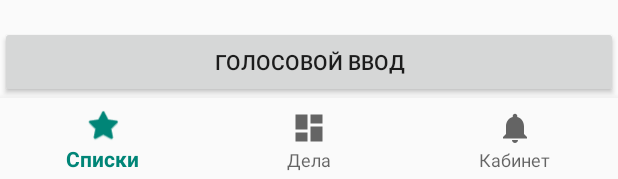
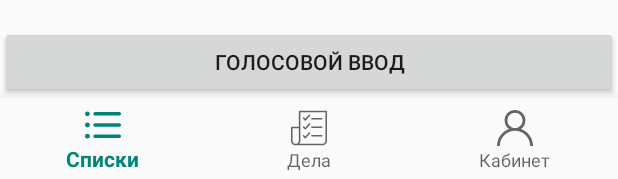
Before and after one commit to ksercs/AchieveMe, an Android app: the layout activity_aim_view.xml on its own in the app's theme, with its tools: preview values and no code run, on a phone screen of 412 x 824 dp. Shown: the part 1054-1233 px from the top of the screen. Run offline under Robolectric (Android 15) with nearby library versions, the phone set to English and light mode, and no system bars.

Commit message:
progress update and navigation icons

```diff
--- /dev/null
+++ b/AchieveMe_Android/app/src/main/res/drawable/cabinet.xml
@@ -0,0 +1,9 @@
+<vector xmlns:android="http://schemas.android.com/apk/res/android" xmlns:aapt="http://schemas.android.com/aapt"
+    android:viewportWidth="512"
+    android:viewportHeight="512"
+    android:width="512dp"
+    android:height="512dp">
+    <path
+        android:pathData="M437.02 330.98c-27.883 -27.882 -61.071 -48.523 -97.281 -61.018C378.521 243.251 404 198.548 404 148C404 66.393 337.607 0 256 0S108 66.393 108 148c0 50.548 25.479 95.251 64.262 121.962c-36.21 12.495 -69.398 33.136 -97.281 61.018C26.629 379.333 0 443.62 0 512h40c0 -119.103 96.897 -216 216 -216s216 96.897 216 216h40C512 443.62 485.371 379.333 437.02 330.98zM256 256c-59.551 0 -108 -48.448 -108 -108S196.449 40 256 40c59.551 0 108 48.448 108 108S315.551 256 256 256z"
+        android:fillColor="#000000" />
+</vector>
--- /dev/null
+++ b/AchieveMe_Android/app/src/main/res/drawable/list.xml
@@ -0,0 +1,24 @@
+<vector xmlns:android="http://schemas.android.com/apk/res/android" xmlns:aapt="http://schemas.android.com/aapt"
+    android:viewportWidth="60.123"
+    android:viewportHeight="60.123"
+    android:width="60.123dp"
+    android:height="60.123dp">
+    <path
+        android:pathData="M57.124 51.893H16.92c-1.657 0 -3 -1.343 -3 -3s1.343 -3 3 -3h40.203c1.657 0 3 1.343 3 3S58.781 51.893 57.124 51.893z"
+        android:fillColor="#000000" />
+    <path
+        android:pathData="M57.124 33.062H16.92c-1.657 0 -3 -1.343 -3 -3s1.343 -3 3 -3h40.203c1.657 0 3 1.343 3 3C60.124 31.719 58.781 33.062 57.124 33.062z"
+        android:fillColor="#000000" />
+    <path
+        android:pathData="M57.124 14.231H16.92c-1.657 0 -3 -1.343 -3 -3s1.343 -3 3 -3h40.203c1.657 0 3 1.343 3 3S58.781 14.231 57.124 14.231z"
+        android:fillColor="#000000" />
+    <path
+        android:pathData="M8.058 11.463A4.029 4.029 0 0 1 0 11.463A4.029 4.029 0 0 1 8.058 11.463Z"
+        android:fillColor="#000000" />
+    <path
+        android:pathData="M8.058 30.062A4.029 4.029 0 0 1 0 30.062A4.029 4.029 0 0 1 8.058 30.062Z"
+        android:fillColor="#000000" />
+    <path
+        android:pathData="M8.058 48.661A4.029 4.029 0 0 1 0 48.661A4.029 4.029 0 0 1 8.058 48.661Z"
+        android:fillColor="#000000" />
+</vector>
--- /dev/null
+++ b/AchieveMe_Android/app/src/main/res/drawable/plan.xml
@@ -0,0 +1,27 @@
+<vector xmlns:android="http://schemas.android.com/apk/res/android" xmlns:aapt="http://schemas.android.com/aapt"
+    android:viewportWidth="349.158"
+    android:viewportHeight="349.158"
+    android:width="349.158dp"
+    android:height="349.158dp">
+    <path
+        android:pathData="M341.658 6.227H83.455c-4.143 0 -7.5 3.357 -7.5 7.5V162.83H7.5c-4.143 0 -7.5 3.357 -7.5 7.5v127.123c0 25.076 20.4 45.479 45.477 45.479c0.646 0 258.203 0 258.203 0c25.076 0 45.479 -20.402 45.479 -45.479V13.727C349.158 9.584 345.801 6.227 341.658 6.227zM15 297.453V177.83h60.955v119.623c0 16.805 -13.672 30.479 -30.479 30.479C28.672 327.932 15 314.258 15 297.453zM334.158 297.453c0 16.805 -13.672 30.479 -30.479 30.479H79.203c7.299 -8.07 11.752 -18.766 11.752 -30.479V21.227h243.203V297.453z"
+        android:fillColor="#000000" />
+    <path
+        android:pathData="M202.023 92.855h96.127c4.143 0 7.5 -3.357 7.5 -7.5c0 -4.143 -3.357 -7.5 -7.5 -7.5h-96.127c-4.143 0 -7.5 3.357 -7.5 7.5C194.523 89.498 197.881 92.855 202.023 92.855z"
+        android:fillColor="#000000" />
+    <path
+        android:pathData="M202.023 175.248h96.127c4.143 0 7.5 -3.357 7.5 -7.5c0 -4.143 -3.357 -7.5 -7.5 -7.5h-96.127c-4.143 0 -7.5 3.357 -7.5 7.5C194.523 171.891 197.881 175.248 202.023 175.248z"
+        android:fillColor="#000000" />
+    <path
+        android:pathData="M202.023 257.643h96.127c4.143 0 7.5 -3.357 7.5 -7.5c0 -4.143 -3.357 -7.5 -7.5 -7.5h-96.127c-4.143 0 -7.5 3.357 -7.5 7.5C194.523 254.285 197.881 257.643 202.023 257.643z"
+        android:fillColor="#000000" />
+    <path
+        android:pathData="M132.814 101.295c1.418 1.5 3.391 2.35 5.453 2.35c0.02 0 0.041 0 0.063 0c2.086 -0.018 4.07 -0.902 5.477 -2.443l41.197 -45.121c2.793 -3.059 2.576 -7.803 -0.482 -10.596c-3.059 -2.791 -7.803 -2.576 -10.596 0.482l-35.752 39.156l-11.129 -11.785c-2.846 -3.012 -7.594 -3.146 -10.604 -0.303c-3.012 2.844 -3.146 7.59 -0.303 10.602L132.814 101.295z"
+        android:fillColor="#000000" />
+    <path
+        android:pathData="M173.926 131.941l-35.752 39.154l-11.131 -11.783c-2.844 -3.014 -7.592 -3.148 -10.602 -0.303c-3.012 2.844 -3.146 7.59 -0.303 10.602l16.676 17.656c1.418 1.5 3.391 2.35 5.453 2.35c0.02 0 0.041 0 0.063 0c2.086 -0.018 4.07 -0.902 5.477 -2.443l41.197 -45.119c2.791 -3.059 2.576 -7.803 -0.482 -10.596S176.719 128.881 173.926 131.941z"
+        android:fillColor="#000000" />
+    <path
+        android:pathData="M173.926 217.914l-35.752 39.154l-11.131 -11.783c-2.844 -3.014 -7.592 -3.149 -10.602 -0.303c-3.012 2.844 -3.146 7.59 -0.303 10.602l16.676 17.656c1.418 1.5 3.391 2.35 5.453 2.35c0.02 0 0.041 0 0.063 0c2.086 -0.018 4.07 -0.902 5.477 -2.443l41.197 -45.119c2.791 -3.059 2.576 -7.803 -0.482 -10.596C181.463 214.639 176.719 214.855 173.926 217.914z"
+        android:fillColor="#000000" />
+</vector>
--- a/AchieveMe_Android/app/src/main/res/menu/navigation.xml
+++ b/AchieveMe_Android/app/src/main/res/menu/navigation.xml
@@ -3,17 +3,17 @@
 
     <item
         android:id="@+id/navigation_home"
-        android:icon="@android:drawable/btn_star_big_on"
+        android:icon="@drawable/list"
         android:title="@string/title_home" />
 
     <item
         android:id="@+id/navigation_dashboard"
-        android:icon="@drawable/ic_dashboard_black_24dp"
+        android:icon="@drawable/plan"
         android:title="@string/title_dashboard" />
 
     <item
         android:id="@+id/navigation_notifications"
-        android:icon="@drawable/ic_notifications_black_24dp"
+        android:icon="@drawable/cabinet"
         android:title="@string/title_notifications" />
 
 </menu>
```
Also changed, not shown: AchieveMe_Android/app/src/main/java/com/example/achieveme/AimViewActivity.java (+11 -2 lines), AchieveMe_Android/app/src/main/java/com/example/achieveme/AimsActivity.java (+19 -2 lines), AchieveMe_Android/app/src/main/java/com/example/achieveme/model/Aims/AimFields.java (+8 -0 lines).
